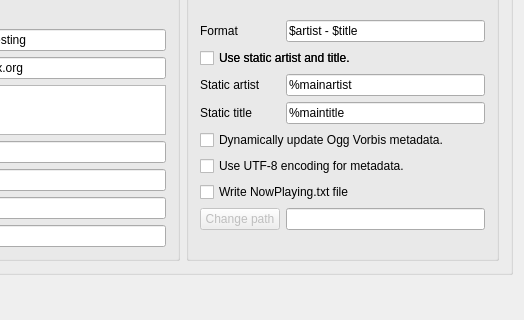
aw-was-here/mixxx, file src/preferences/dialog/dlgprefbroadcastdlg.ui: the form before one commit; both pictures show x 207 to 731 and y 720 to 1040 of the 731 by 1040 pixel window.
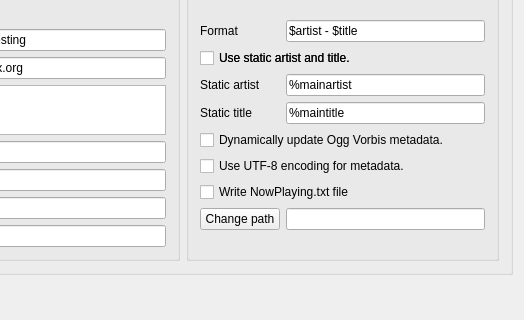
The form after the commit.

Diff of the .ui file:
```diff
--- a/src/preferences/dialog/dlgprefbroadcastdlg.ui
+++ b/src/preferences/dialog/dlgprefbroadcastdlg.ui
@@ -471,7 +471,7 @@
            <item row="8" column="0">
             <widget class="QPushButton" name="btnChangeFilePath">
              <property name="enabled">
-              <bool>false</bool>
+              <bool>true</bool>
              </property>
              <property name="text">
               <string>Change path</string>
```
Left out of the diff: 21 changed lines with no effect on the pictures.
